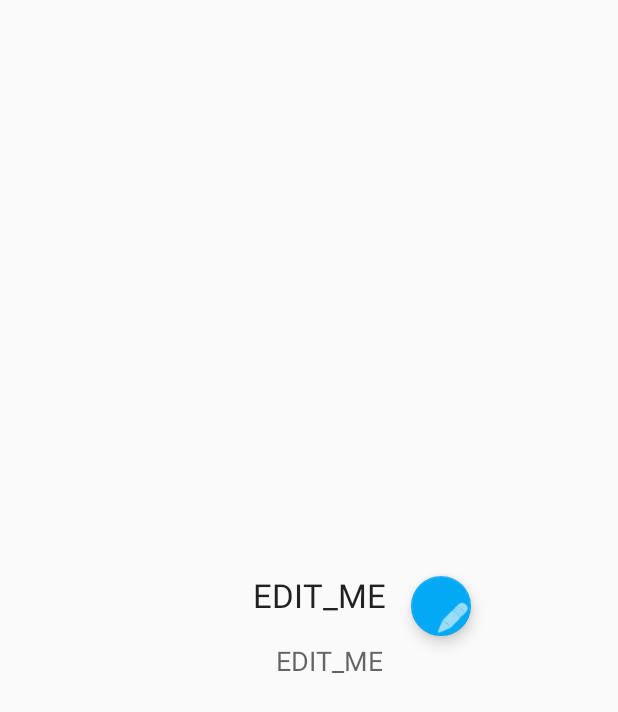
After one commit to steele232/SiblingAgeTracker, an Android app: the layout dialogue.xml on its own in the app's theme, with its tools: preview values and no code run, on a phone screen of 412 x 824 dp. The commit adds this screen. Shown: the top 712 px of the screen. Run offline under Robolectric (Android 15) with nearby library versions, the phone set to English and light mode, and no system bars.

Commit message:
started creating a dialog to get to an editing state.

```diff
--- a/app/src/main/java/android/steele/siblingagetracker/MainActivity.java
+++ b/app/src/main/java/android/steele/siblingagetracker/MainActivity.java
@@ -2,10 +2,8 @@ package android.steele.siblingagetracker;
 
 import android.content.Intent;
 import android.os.Bundle;
-import android.steele.siblingagetracker.android.steele.siblingagetracker.model.FamilyMember;
 import android.steele.siblingagetracker.android.steele.siblingagetracker.model.FamilyMemberRow;
 import android.support.design.widget.FloatingActionButton;
-import android.support.design.widget.Snackbar;
 import android.support.v7.app.AppCompatActivity;
 import android.support.v7.widget.Toolbar;
 import android.util.Log;
@@ -18,21 +16,14 @@ import android.widget.TextView;
 import android.widget.Toast;
 
 import com.firebase.ui.database.FirebaseListAdapter;
-import com.google.firebase.database.DataSnapshot;
-import com.google.firebase.database.DatabaseError;
 import com.google.firebase.database.DatabaseReference;
 import com.google.firebase.database.FirebaseDatabase;
-import com.google.firebase.database.ValueEventListener;
 import com.google.gson.Gson;
-
-import org.w3c.dom.Text;
 
 import java.text.SimpleDateFormat;
 import java.util.Calendar;
 import java.util.GregorianCalendar;
-import java.util.List;
 import java.util.Locale;
-import java.util.logging.Logger;
 
 public class MainActivity extends AppCompatActivity implements AdapterView.OnItemClickListener {
 
@@ -48,7 +39,7 @@ public class MainActivity extends AppCompatActivity implements AdapterView.OnIte
         Toolbar toolbar = (Toolbar) findViewById(R.id.toolbar);
         setSupportActionBar(toolbar);
 
-        FloatingActionButton fab = (FloatingActionButton) findViewById(R.id.fab);
+        FloatingActionButton fab = (FloatingActionButton) findViewById(R.id.fabEdit);
         fab.setOnClickListener(new View.OnClickListener() {
             @Override
             public void onClick(View view) {
--- a/app/src/main/res/layout/activity_main.xml
+++ b/app/src/main/res/layout/activity_main.xml
@@ -23,7 +23,7 @@
     <include layout="@layout/content_main" />
 
     <android.support.design.widget.FloatingActionButton
-        android:id="@+id/fab"
+        android:id="@+id/fabEdit"
         android:layout_width="wrap_content"
         android:layout_height="wrap_content"
         android:layout_gravity="bottom|end"
--- /dev/null
+++ b/app/src/main/res/layout/dialogue.xml
@@ -0,0 +1,67 @@
+<?xml version="1.0" encoding="utf-8"?>
+<android.support.constraint.ConstraintLayout xmlns:android="http://schemas.android.com/apk/res/android"
+    xmlns:app="http://schemas.android.com/apk/res-auto"
+    xmlns:tools="http://schemas.android.com/tools"
+    android:layout_width="match_parent"
+    android:layout_height="match_parent"
+    tools:context="android.steele.siblingagetracker.AddFamilyMemberActivity">
+
+
+    <android.support.design.widget.FloatingActionButton
+        android:id="@+id/fabEdit"
+        android:layout_width="40dp"
+        android:layout_height="40dp"
+        android:layout_gravity="bottom|end"
+        android:layout_margin="@dimen/fab_margin"
+        android:layout_marginBottom="8dp"
+        android:layout_marginLeft="8dp"
+        android:layout_marginRight="8dp"
+        android:layout_marginTop="16dp"
+        android:tint="@android:color/white"
+        app:backgroundTint="@color/colorPrimary"
+        app:layout_constraintBottom_toBottomOf="parent"
+        app:layout_constraintHorizontal_bias="0.759"
+        app:layout_constraintLeft_toLeftOf="parent"
+        app:layout_constraintRight_toRightOf="parent"
+        app:layout_constraintTop_toTopOf="parent"
+        app:layout_constraintVertical_bias="0.489"
+        app:srcCompat="@android:drawable/ic_menu_edit" />
+
+    <TextView
+        android:id="@+id/textName"
+        android:layout_width="161dp"
+        android:layout_height="29dp"
+        android:layout_marginBottom="8dp"
+        android:layout_marginLeft="8dp"
+        android:layout_marginRight="8dp"
+        android:layout_marginTop="8dp"
+        android:text="@string/name_to_edit"
+        android:textAlignment="textEnd"
+        android:textAppearance="@style/TextAppearance.AppCompat.Large"
+        app:layout_constraintBottom_toBottomOf="parent"
+        app:layout_constraintHorizontal_bias="0.903"
+        app:layout_constraintLeft_toLeftOf="parent"
+        app:layout_constraintRight_toLeftOf="@+id/fabEdit"
+        app:layout_constraintTop_toTopOf="parent"
+        app:layout_constraintVertical_bias="0.48" />
+
+    <TextView
+        android:id="@+id/textView3"
+        android:layout_width="159dp"
+        android:layout_height="22dp"
+        android:layout_marginBottom="8dp"
+        android:layout_marginLeft="8dp"
+        android:layout_marginRight="8dp"
+        android:layout_marginTop="8dp"
+        android:text="@string/name_to_edit"
+        android:textAlignment="textEnd"
+        android:textAppearance="@style/TextAppearance.AppCompat.Medium"
+        app:layout_constraintBottom_toBottomOf="parent"
+        app:layout_constraintHorizontal_bias="0.882"
+        app:layout_constraintLeft_toLeftOf="parent"
+        app:layout_constraintRight_toLeftOf="@+id/fabEdit"
+        app:layout_constraintTop_toTopOf="parent"
+        app:layout_constraintVertical_bias="0.534" />
+
+
+</android.support.constraint.ConstraintLayout>
--- a/app/src/main/res/values/strings.xml
+++ b/app/src/main/res/values/strings.xml
@@ -2,4 +2,5 @@
     <string name="app_name">Sibling Age Tracker</string>
     <string name="action_notifications">Notifications</string>
     <string name="NotificationsSettingText2">How early do you want your notifications?</string>
+    <string name="name_to_edit">EDIT_ME</string>
 </resources>
```
